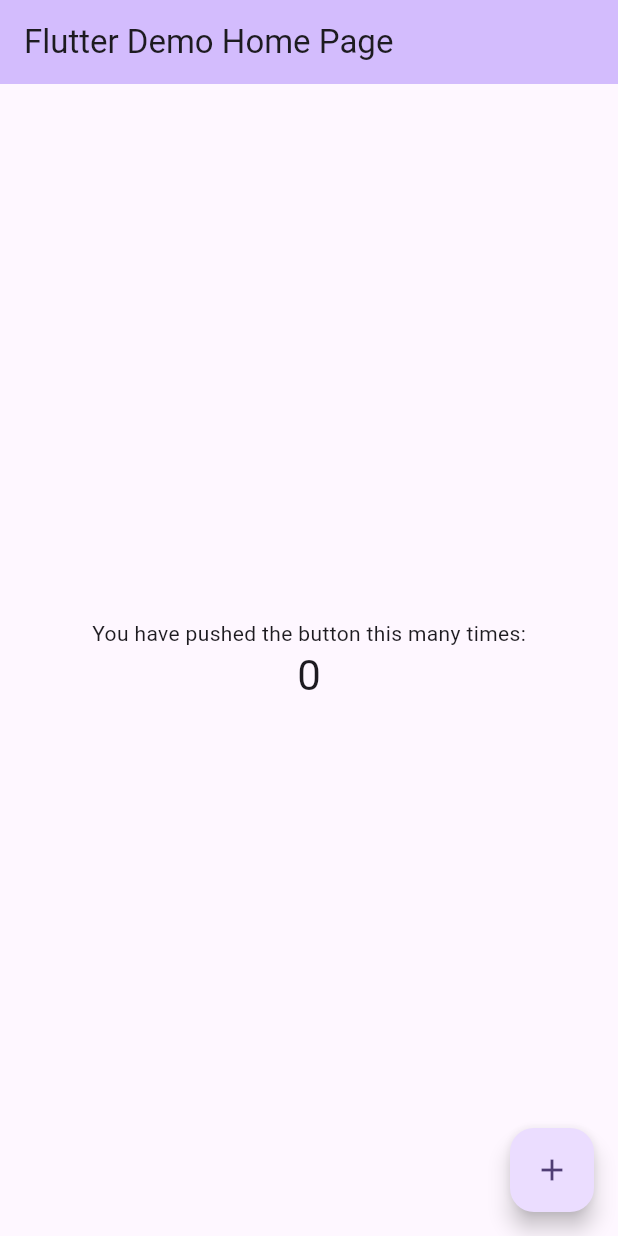
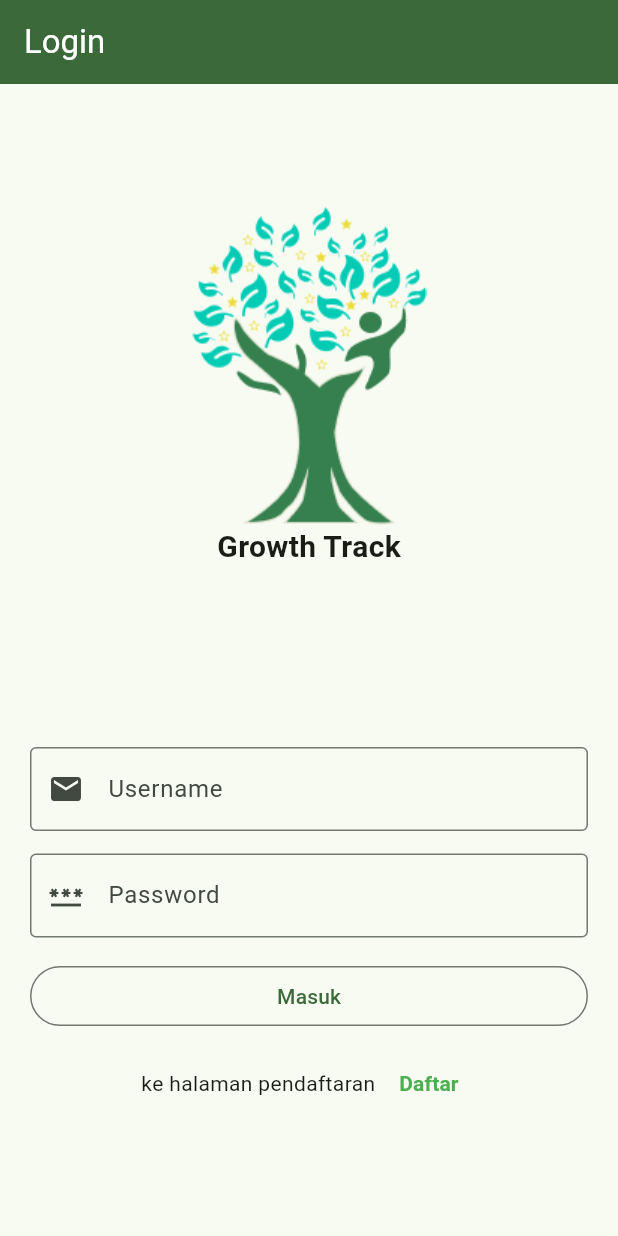
Before and after one commit to yasirkhoirul/DicodingSub1, a Flutter app: the screen it shows after launch, on a phone screen of 412 x 824 dp. Run offline on Flutter 3.47's test engine with Material 3 defaults, Android fonts, the light colour scheme and no system bars.

Commit message:
menambahkan ui login pada web dan mobile

```diff
--- a/lib/main.dart
+++ b/lib/main.dart
@@ -10,113 +10,276 @@ class MyApp extends StatelessWidget {
   // This widget is the root of your application.
   @override
   Widget build(BuildContext context) {
+    final ThemeData theme = ThemeData(
+      useMaterial3: true,
+      colorScheme: ColorScheme.fromSeed(seedColor: Colors.green),
+    );
     return MaterialApp(
-      title: 'Flutter Demo',
-      theme: ThemeData(
-        // This is the theme of your application.
-        //
-        // TRY THIS: Try running your application with "flutter run". You'll see
-        // the application has a purple toolbar. Then, without quitting the app,
-        // try changing the seedColor in the colorScheme below to Colors.green
-        // and then invoke "hot reload" (save your changes or press the "hot
-        // reload" button in a Flutter-supported IDE, or press "r" if you used
-        // the command line to start the app).
-        //
-        // Notice that the counter didn't reset back to zero; the application
-        // state is not lost during the reload. To reset the state, use hot
-        // restart instead.
-        //
-        // This works for code too, not just values: Most code changes can be
-        // tested with just a hot reload.
-        colorScheme: ColorScheme.fromSeed(seedColor: Colors.deepPurple),
+      title: 'Submission Dicoding',
+      theme: theme.copyWith(
+        appBarTheme: theme.appBarTheme.copyWith(
+          backgroundColor: theme.colorScheme.primary,
+          foregroundColor: theme.colorScheme.onPrimary,
+        ),
       ),
-      home: const MyHomePage(title: 'Flutter Demo Home Page'),
+      home: LayoutBuilder(
+        builder: (context, constrain) {
+          if (constrain.maxWidth < 650) {
+            return const LoginMobile();
+          } else {
+            return const LoginWeb();
+          }
+        },
+      ),
     );
   }
 }
 
-class MyHomePage extends StatefulWidget {
-  const MyHomePage({super.key, required this.title});
-
-  // This widget is the home page of your application. It is stateful, meaning
-  // that it has a State object (defined below) that contains fields that affect
-  // how it looks.
-
-  // This class is the configuration for the state. It holds the values (in this
-  // case the title) provided by the parent (in this case the App widget) and
-  // used by the build method of the State. Fields in a Widget subclass are
-  // always marked "final".
-
-  final String title;
+class LoginMobile extends StatefulWidget {
+  const LoginMobile({super.key});
 
   @override
-  State<MyHomePage> createState() => _MyHomePageState();
+  State<LoginMobile> createState() => _LoginMobileState();
 }
 
-class _MyHomePageState extends State<MyHomePage> {
-  int _counter = 0;
-
-  void _incrementCounter() {
-    setState(() {
-      // This call to setState tells the Flutter framework that something has
-      // changed in this State, which causes it to rerun the build method below
-      // so that the display can reflect the updated values. If we changed
-      // _counter without calling setState(), then the build method would not be
-      // called again, and so nothing would appear to happen.
-      _counter++;
-    });
-  }
+class _LoginMobileState extends State<LoginMobile> {
+  String username = "";
+  String password = "";
 
   @override
   Widget build(BuildContext context) {
-    // This method is rerun every time setState is called, for instance as done
-    // by the _incrementCounter method above.
-    //
-    // The Flutter framework has been optimized to make rerunning build methods
-    // fast, so that you can just rebuild anything that needs updating rather
-    // than having to individually change instances of widgets.
+    // TODO: implement build
     return Scaffold(
-      appBar: AppBar(
-        // TRY THIS: Try changing the color here to a specific color (to
-        // Colors.amber, perhaps?) and trigger a hot reload to see the AppBar
-        // change color while the other colors stay the same.
-        backgroundColor: Theme.of(context).colorScheme.inversePrimary,
-        // Here we take the value from the MyHomePage object that was created by
-        // the App.build method, and use it to set our appbar title.
-        title: Text(widget.title),
-      ),
-      body: Center(
-        // Center is a layout widget. It takes a single child and positions it
-        // in the middle of the parent.
+      resizeToAvoidBottomInset: true,
+      appBar: AppBar(title: Text("Login")),
+      body: Container(
+        margin: EdgeInsets.all(20),
         child: Column(
-          // Column is also a layout widget. It takes a list of children and
-          // arranges them vertically. By default, it sizes itself to fit its
-          // children horizontally, and tries to be as tall as its parent.
-          //
-          // Column has various properties to control how it sizes itself and
-          // how it positions its children. Here we use mainAxisAlignment to
-          // center the children vertically; the main axis here is the vertical
-          // axis because Columns are vertical (the cross axis would be
-          // horizontal).
-          //
-          // TRY THIS: Invoke "debug painting" (choose the "Toggle Debug Paint"
-          // action in the IDE, or press "p" in the console), to see the
-          // wireframe for each widget.
-          mainAxisAlignment: MainAxisAlignment.center,
-          children: <Widget>[
-            const Text('You have pushed the button this many times:'),
-            Text(
-              '$_counter',
-              style: Theme.of(context).textTheme.headlineMedium,
+          mainAxisAlignment: MainAxisAlignment.spaceEvenly,
+          crossAxisAlignment: CrossAxisAlignment.center,
+          children: [
+            Expanded(
+              child: Center(
+                child: SingleChildScrollView(
+                  child: Column(
+                    mainAxisAlignment: MainAxisAlignment.center,
+                    children: [
+                      Image.asset("images/logofix.png"),
+                      Text(
+                        "Growth Track",
+                        style: TextStyle(
+                          fontWeight: FontWeight.bold,
+                          fontSize: 20,
+                        ),
+                      ),
+                    ],
+                  ),
+                ),
+              ),
+            ),
+            Expanded(
+              child: Center(
+                child: SingleChildScrollView(
+                  child: Column(
+                    mainAxisAlignment: MainAxisAlignment.center,
+                    children: [
+                      TextField(
+                        decoration: InputDecoration(
+                          prefixIcon: Icon(Icons.email),
+                          labelText: "Username",
+                          border: OutlineInputBorder(
+                            borderRadius: BorderRadius.circular(4),
+                          ),
+                        ),
+                        onChanged: (value) => setState(() {
+                          username = value;
+                        }),
+                      ),
+                      SizedBox(height: 15),
+                      TextField(
+                        obscureText: true,
+                        decoration: InputDecoration(
+                          prefixIcon: Icon(Icons.password),
+                          labelText: "Password",
+                          border: OutlineInputBorder(
+                            borderRadius: BorderRadius.circular(4),
+                          ),
+                        ),
+                        onChanged: (value) => setState(() {
+                          password = value;
+                        }),
+                      ),
+                      SizedBox(height: 15),
+                      SizedBox(
+                        width: double.infinity,
+                        child: OutlinedButton(
+                          onPressed: () {
+                            showDialog(
+                              context: context,
+                              builder: (context) => AlertDialog(
+                                content: Text(
+                                  "Halo \n nama $username password $password",
+                                ),
+                              ),
+                            );
+                          },
+                          child: Text("Masuk"),
+                        ),
+                      ),
+                      SizedBox(height: 10),
+                      Row(
+                        mainAxisAlignment: MainAxisAlignment.center,
+                        children: [
+                          Text("ke halaman pendaftaran "),
+                          TextButton(
+                            onPressed: () {},
+                            child: Text(
+                              "Daftar",
+                              style: TextStyle(
+                                fontWeight: FontWeight.bold,
+                                color: Colors.green,
+                              ),
+                            ),
+                          ),
+                        ],
+                      ),
+                    ],
+                  ),
+                ),
+              ),
             ),
           ],
         ),
       ),
-      floatingActionButton: FloatingActionButton(
-        onPressed: _incrementCounter,
-        tooltip: 'Increment',
-        child: const Icon(Icons.add),
-      ), // This trailing comma makes auto-formatting nicer for build methods.
     );
   }
 }
+
+class LoginWeb extends StatelessWidget {
+  const LoginWeb({super.key});
+  @override
+  Widget build(BuildContext context) {
+    // TODO: implement build
+    return Scaffold(
+      body: SafeArea(
+        child: Container(
+          margin: EdgeInsets.all(12),
+          height: double.infinity,
+          child: Row(
+            mainAxisAlignment: MainAxisAlignment.center,
+            crossAxisAlignment: CrossAxisAlignment.center,
+            children: [
+              Expanded(
+                child: Column(
+                  mainAxisAlignment: MainAxisAlignment.center,
+                  children: [
+                    Image.asset("images/logofix.png"),
+                    SizedBox(height: 10),
+                    Text("Welcome To Green Aplication"),
+                  ],
+                ),
+              ),
+              Expanded(child: Form()),
+            ],
+          ),
+        ),
+      ),
+    );
+  }
+}
+
+class Form extends StatefulWidget {
+  const Form({super.key});
+
+  @override
+  State<StatefulWidget> createState() {
+    // TODO: implement createState
+    return _Form();
+  }
+}
+
+class _Form extends State {
+  String username = "";
+  String password = "";
+  @override
+  Widget build(BuildContext context) {
+    // TODO: implement build
+    return Card(
+      margin: EdgeInsets.all(15),
+      child: Padding(
+        padding: EdgeInsetsGeometry.all(20),
+        child: Column(
+          mainAxisAlignment: MainAxisAlignment.center,
+          crossAxisAlignment: CrossAxisAlignment.center,
+          children: [
+            Text(
+              "LOGIN",
+              style: TextStyle(fontWeight: FontWeight.bold, fontSize: 32),
+            ),
+            SizedBox(height: 20,),
+            TextField(
+              decoration: InputDecoration(
+                prefixIcon: Icon(Icons.email),
+                labelText: "Username",
+                border: OutlineInputBorder(
+                  borderRadius: BorderRadius.circular(4),
+                ),
+              ),
+              onChanged: (value) => setState(() {
+                username = value;
+              }),
+            ),
+            SizedBox(height: 15),
+            TextField(
+              obscureText: true,
+              decoration: InputDecoration(
+                prefixIcon: Icon(Icons.password),
+                labelText: "Password",
+                border: OutlineInputBorder(
+                  borderRadius: BorderRadius.circular(4),
+                ),
+              ),
+              onChanged: (value) => setState(() {
+                password = value;
+              }),
+            ),
+            SizedBox(height: 15),
+            SizedBox(
+              width: double.infinity,
+              child: OutlinedButton(
+                onPressed: () {
+                  showDialog(
+                    context: context,
+                    builder: (context) => AlertDialog(
+                      content: Text(
+                        "Halo \n nama $username password $password",
+                      ),
+                    ),
+                  );
+                },
+                child: Text("Masuk"),
+              ),
+            ),
+            SizedBox(height: 10),
+            Row(
+              mainAxisAlignment: MainAxisAlignment.center,
+              children: [
+                Text("ke halaman pendaftaran "),
+                TextButton(
+                  onPressed: () {},
+                  child: Text(
+                    "Daftar",
+                    style: TextStyle(
+                      fontWeight: FontWeight.bold,
+                      color: Colors.green,
+                    ),
+                  ),
+                ),
+              ],
+            ),
+          ],
+        ),
+      ),
+    );
+  }
+}
--- a/pubspec.yaml
+++ b/pubspec.yaml
@@ -44,7 +44,7 @@ dev_dependencies:
   # activated in the `analysis_options.yaml` file located at the root of your
   # package. See that file for information about deactivating specific lint
   # rules and activating additional ones.
-  flutter_lints: ^5.0.0
+  flutter_lints: ^6.0.0
 
 # For information on the generic Dart part of this file, see the
 # following page: https://dart.dev/tools/pub/pubspec
@@ -58,8 +58,8 @@ flutter:
   uses-material-design: true
 
   # To add assets to your application, add an assets section, like this:
-  # assets:
-  #   - images/a_dot_burr.jpeg
+  assets:
+      - images/
   #   - images/a_dot_ham.jpeg
 
   # An image asset can refer to one or more resolution-specific "variants", see
```
Also changed, not shown: images/logofix.png (added), pubspec.lock.
